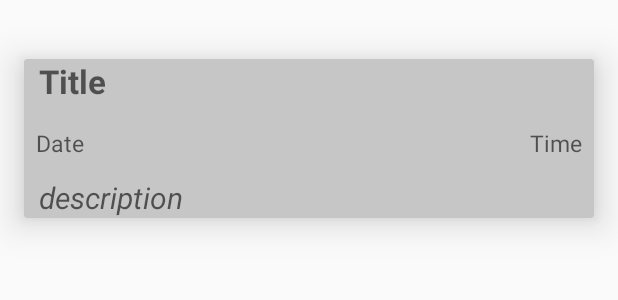
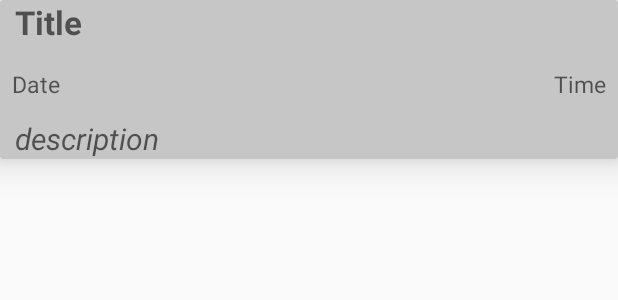
Before and after one commit to panwar67/WCC_Coach_App, an Android app: the layout all_posts_recyclerview_layout.xml on its own in the app's theme, with its tools: preview values and no code run, on a phone screen of 412 x 824 dp. Shown: the top 300 px of the screen. Run offline under Robolectric (Android 15) with nearby library versions, the phone set to English and light mode, and no system bars.

Commit message:
First push by saurav

```diff
--- a/app/src/main/res/layout/all_posts_recyclerview_layout.xml
+++ b/app/src/main/res/layout/all_posts_recyclerview_layout.xml
@@ -5,10 +5,8 @@
     android:layout_width="match_parent"
     android:layout_height="wrap_content"
    app:cardElevation="15dp"
-    android:padding="5dp"
+    android:layout_marginBottom="30dp"
     app:cardBackgroundColor="#c6c6c6"
-    app:cardUseCompatPadding="true"
-    android:layout_marginTop="16dp"
     >
 
 
```
Also changed, not shown: app/src/main/assests/OpenSans-Regular.ttf (added).
